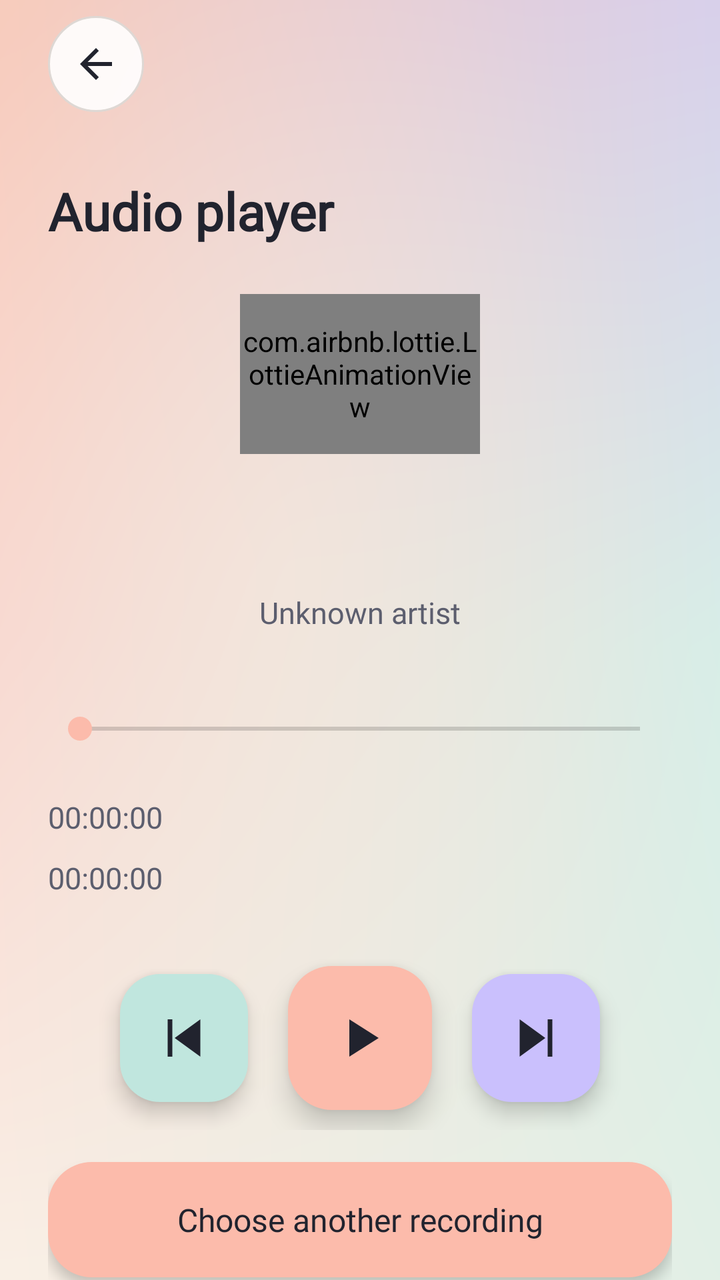
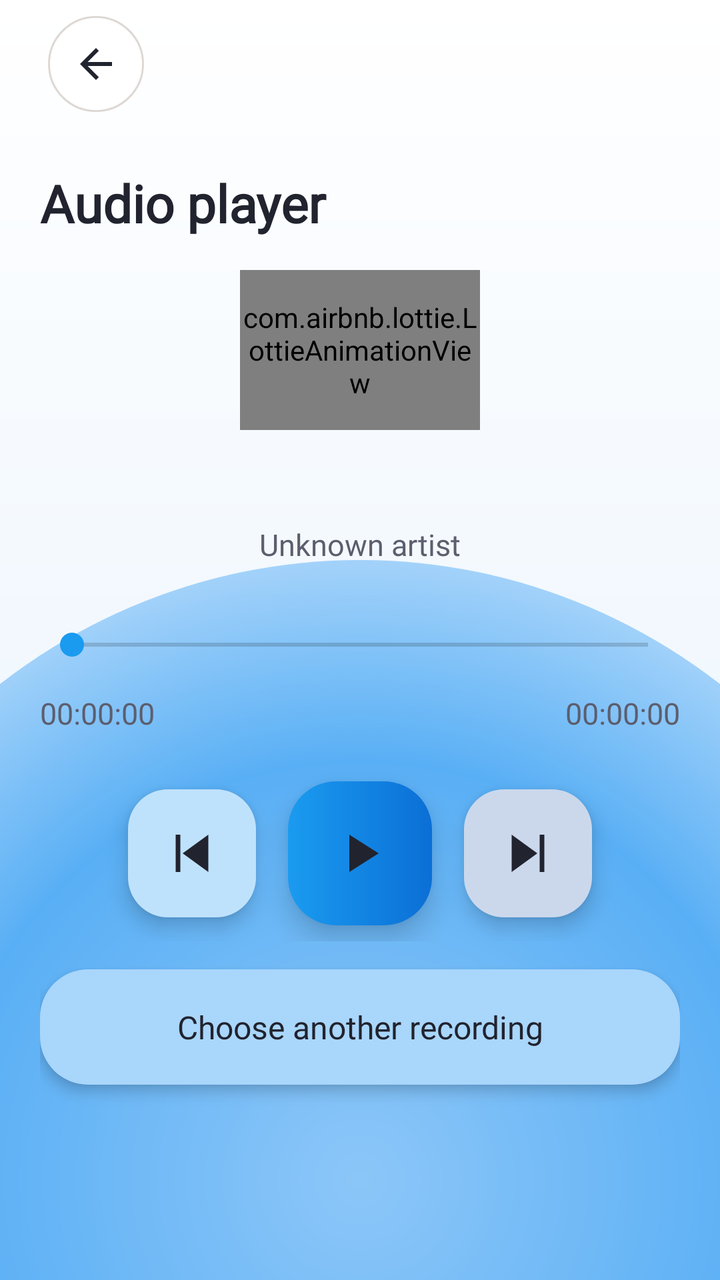

An Android layout rendered at two revisions. The XML below is the earlier revision; the diff shows what the commit changed to produce the second picture.
<!-- AndroidManifest.xml: application theme Theme.DecMictospeaker -->
<!-- res/layout/activity_music_new.xml -->
<?xml version="1.0" encoding="utf-8"?>
<LinearLayout xmlns:android="http://schemas.android.com/apk/res/android"
    xmlns:app="http://schemas.android.com/apk/res-auto"
    android:layout_width="match_parent" android:layout_height="match_parent"
    android:orientation="vertical" android:background="@drawable/bg_pastel_mesh">
    <LinearLayout android:layout_width="match_parent" android:layout_height="wrap_content"
        android:orientation="horizontal" android:gravity="center_vertical" android:paddingStart="24dp" android:paddingTop="8dp" android:paddingEnd="24dp" android:paddingBottom="8dp">
        <ImageButton android:id="@+id/iv_back" style="@style/ToolControlCircleBack"
            android:src="@drawable/tool_back" app:tint="@color/quality_text" android:contentDescription="@string/tool_back"/>
    </LinearLayout>
    <androidx.core.widget.NestedScrollView android:layout_width="match_parent" android:layout_height="0dp"
        android:layout_weight="1" android:fillViewport="true">
        <LinearLayout android:layout_width="match_parent" android:layout_height="wrap_content"
            android:orientation="vertical" android:padding="24dp">
            <TextView android:id="@+id/tv_tittle" style="@style/ToolTitle" android:text="@string/tool_player_title"/>
            <com.airbnb.lottie.LottieAnimationView
                android:id="@+id/lottie_player_equalizer"
                android:layout_width="120dp"
                android:layout_height="80dp"
                android:layout_gravity="center_horizontal"
                android:layout_marginTop="24dp"
                app:lottie_fileName="lottie_equalizer.json"
                app:lottie_loop="true"
                app:lottie_autoPlay="true"
                android:importantForAccessibility="no" />
            <TextView android:id="@+id/textViewTitle" style="@style/ToolTitle" android:layout_marginTop="24dp" android:gravity="center"/>
            <TextView android:id="@+id/textViewArtist" style="@style/ToolBody" android:gravity="center" android:text="@string/tool_unknown_artist"/>
            <SeekBar android:id="@+id/seekBar" android:layout_width="match_parent" android:layout_height="wrap_content"
                android:minHeight="48dp" android:layout_marginTop="24dp" android:thumbTint="@color/quality_accent" android:progressTint="@color/quality_accent"
                android:contentDescription="@string/tool_position"/>
            <TextView android:id="@+id/textViewElapsedTime" style="@style/ToolBody" android:text="@string/tool_timer_initial"/>
            <TextView android:id="@+id/textViewDuration" style="@style/ToolBody" android:text="@string/tool_timer_initial"/>
            <LinearLayout android:layout_width="match_parent" android:layout_height="wrap_content" android:layout_marginTop="24dp" android:gravity="center" android:orientation="horizontal">
                <ImageButton android:id="@+id/imageButtonPre" style="@style/ToolControlMint" android:layout_margin="10dp" android:src="@drawable/tool_previous" app:tint="@color/quality_text" android:contentDescription="@string/tool_previous"/>
                <ImageButton android:id="@+id/imageButtonPlayPause" style="@style/ToolControlPeach" android:layout_margin="10dp" android:src="@drawable/tool_play" app:tint="@color/quality_text" android:contentDescription="@string/tool_play"/>
                <ImageButton android:id="@+id/imageButtonNext" style="@style/ToolControlLavender" android:layout_margin="10dp" android:src="@drawable/tool_next" app:tint="@color/quality_text" android:contentDescription="@string/tool_next"/>
            </LinearLayout>
            <Button android:id="@+id/fab" style="@style/ToolTextButton" android:text="@string/tool_change_audio"/>
            <TextView style="@style/ToolBody" android:text="@string/tool_foreground_note"/>
        </LinearLayout>
    </androidx.core.widget.NestedScrollView>
    <LinearLayout android:id="@+id/nativeLay" android:layout_width="match_parent" android:layout_height="wrap_content"
        android:orientation="vertical" android:gravity="center_horizontal"/>
</LinearLayout>
<!-- resources referenced by this layout -->
<resources>
  <color name="quality_accent">#FCBBAB</color>
  <color name="quality_text">#21232E</color>
  <!-- drawable bg_pastel_mesh: png bitmap (drawable, 55586 bytes) -->
  <!-- drawable tool_back (drawable) -->
  <vector xmlns:android="http://schemas.android.com/apk/res/android"
      android:width="24dp"
      android:height="24dp"
      android:viewportWidth="24"
      android:viewportHeight="24">
    <path
        android:fillColor="#21232E"
        android:pathData="M20,11H7.83l5.59,-5.59L12,4l-8,8 8,8 1.41,-1.41L7.83,13H20v-2z"/>
  </vector>
  <!-- drawable tool_next (drawable) -->
  <vector xmlns:android="http://schemas.android.com/apk/res/android" android:width="24dp" android:height="24dp" android:viewportWidth="24" android:viewportHeight="24" android:autoMirrored="false"><path android:fillColor="@color/quality_accent" android:fillType="evenOdd" android:pathData="M17,4h2v16h-2zM5,4l11,8 -11,8z"/></vector>
  <!-- drawable tool_play (drawable) -->
  <vector xmlns:android="http://schemas.android.com/apk/res/android"
      android:width="24dp"
      android:height="24dp"
      android:viewportWidth="24"
      android:viewportHeight="24">
    <path
        android:fillColor="#FFFFFF"
        android:pathData="M8,5v14l11,-7z"/>
  </vector>
  <!-- drawable tool_previous (drawable) -->
  <vector xmlns:android="http://schemas.android.com/apk/res/android" android:width="24dp" android:height="24dp" android:viewportWidth="24" android:viewportHeight="24" android:autoMirrored="false"><path android:fillColor="@color/quality_accent" android:fillType="evenOdd" android:pathData="M5,4h2v16H5zM19,4v16L8,12z"/></vector>
  <string name="tool_back">Back</string>
  <string name="tool_change_audio">Choose another recording</string>
  <string name="tool_foreground_note">Audio is foreground-only. Keep this screen open during use.</string>
  <string name="tool_next">Next track</string>
  <string name="tool_play">Play audio</string>
  <string name="tool_player_title">Audio player</string>
  <string name="tool_position">Playback position</string>
  <string name="tool_previous">Previous track</string>
  <string name="tool_timer_initial" translatable="false">00:00:00</string>
  <string name="tool_unknown_artist">Unknown artist</string>
  <color name="quality_secondary">#5C5E6E</color>
  <!-- drawable btn_squircle_peach (drawable) -->
  <?xml version="1.0" encoding="utf-8"?>
  <ripple xmlns:android="http://schemas.android.com/apk/res/android"
      android:color="@color/pastel_peach_pressed">
      <item>
          <shape android:shape="rectangle">
              <solid android:color="@color/pastel_peach" />
              <corners android:radius="22dp" />
          </shape>
      </item>
  </ripple>
  <color name="pastel_peach">#FCBBAB</color>
  <color name="pastel_peach_pressed">#F8A693</color>
  <color name="pastel_mint">#C0E6DE</color>
  <color name="pastel_mint_pressed">#A9D8CE</color>
  <color name="pastel_circle_btn_pressed">#D9F0ED</color>
  <color name="pastel_circle_btn">#E6FFFFFF</color>
  <color name="studio_line">#DED8D4</color>
  <color name="pastel_lavender_pressed">#B8ACF5</color>
  <color name="pastel_lavender">#CAC0FD</color>
  <!-- unchanged entries left out for length: 11 -->
</resources>

<!-- the commit's change to res/layout/activity_music_new.xml (unified diff, before → after) -->
@@ -8,35 +8,111 @@
         <ImageButton android:id="@+id/iv_back" style="@style/ToolControlCircleBack"
             android:src="@drawable/tool_back" app:tint="@color/quality_text" android:contentDescription="@string/tool_back"/>
     </LinearLayout>
-    <androidx.core.widget.NestedScrollView android:layout_width="match_parent" android:layout_height="0dp"
-        android:layout_weight="1" android:fillViewport="true">
-        <LinearLayout android:layout_width="match_parent" android:layout_height="wrap_content"
-            android:orientation="vertical" android:padding="24dp">
-            <TextView android:id="@+id/tv_tittle" style="@style/ToolTitle" android:text="@string/tool_player_title"/>
+    <androidx.core.widget.NestedScrollView
+        android:id="@+id/scroller"
+        android:layout_width="match_parent"
+        android:layout_height="0dp"
+        android:layout_weight="1"
+        android:overScrollMode="never"
+        android:scrollbars="none"
+        android:fillViewport="true">
+        <LinearLayout
+            android:layout_width="match_parent"
+            android:layout_height="wrap_content"
+            android:orientation="vertical"
+            android:padding="20dp">
+            <TextView
+                android:id="@+id/tv_title"
+                style="@style/ToolTitle"
+                android:text="@string/tool_player_title"/>
             <com.airbnb.lottie.LottieAnimationView
                 android:id="@+id/lottie_player_equalizer"
                 android:layout_width="120dp"
                 android:layout_height="80dp"
                 android:layout_gravity="center_horizontal"
-                android:layout_marginTop="24dp"
+                android:layout_marginTop="16dp"
                 app:lottie_fileName="lottie_equalizer.json"
                 app:lottie_loop="true"
                 app:lottie_autoPlay="true"
                 android:importantForAccessibility="no" />
-            <TextView android:id="@+id/textViewTitle" style="@style/ToolTitle" android:layout_marginTop="24dp" android:gravity="center"/>
-            <TextView android:id="@+id/textViewArtist" style="@style/ToolBody" android:gravity="center" android:text="@string/tool_unknown_artist"/>
-            <SeekBar android:id="@+id/seekBar" android:layout_width="match_parent" android:layout_height="wrap_content"
-                android:minHeight="48dp" android:layout_marginTop="24dp" android:thumbTint="@color/quality_accent" android:progressTint="@color/quality_accent"
+            <TextView
+                android:id="@+id/textViewTitle"
+                style="@style/ToolTitle"
+                android:layout_marginTop="16dp"
+                android:textSize="20sp"
+                android:gravity="center"/>
+            <TextView
+                android:id="@+id/textViewArtist"
+                style="@style/ToolBody"
+                android:layout_marginTop="4dp"
+                android:gravity="center"
+                android:text="@string/tool_unknown_artist"/>
+            <SeekBar
+                android:id="@+id/seekBar"
+                android:layout_width="match_parent"
+                android:layout_height="wrap_content"
+                android:minHeight="48dp"
+                android:layout_marginTop="16dp"
+                android:thumbTint="@color/quality_accent"
+                android:progressTint="@color/quality_accent"
                 android:contentDescription="@string/tool_position"/>
-            <TextView android:id="@+id/textViewElapsedTime" style="@style/ToolBody" android:text="@string/tool_timer_initial"/>
-            <TextView android:id="@+id/textViewDuration" style="@style/ToolBody" android:text="@string/tool_timer_initial"/>
-            <LinearLayout android:layout_width="match_parent" android:layout_height="wrap_content" android:layout_marginTop="24dp" android:gravity="center" android:orientation="horizontal">
-                <ImageButton android:id="@+id/imageButtonPre" style="@style/ToolControlMint" android:layout_margin="10dp" android:src="@drawable/tool_previous" app:tint="@color/quality_text" android:contentDescription="@string/tool_previous"/>
-                <ImageButton android:id="@+id/imageButtonPlayPause" style="@style/ToolControlPeach" android:layout_margin="10dp" android:src="@drawable/tool_play" app:tint="@color/quality_text" android:contentDescription="@string/tool_play"/>
-                <ImageButton android:id="@+id/imageButtonNext" style="@style/ToolControlLavender" android:layout_margin="10dp" android:src="@drawable/tool_next" app:tint="@color/quality_text" android:contentDescription="@string/tool_next"/>
+            <LinearLayout
+                android:layout_width="match_parent"
+                android:layout_height="wrap_content"
+                android:orientation="horizontal">
+                <TextView
+                    android:id="@+id/textViewElapsedTime"
+                    style="@style/ToolBody"
+                    android:layout_width="0dp"
+                    android:layout_weight="1"
+                    android:layout_marginTop="0dp"
+                    android:text="@string/tool_timer_initial"/>
+                <TextView
+                    android:id="@+id/textViewDuration"
+                    style="@style/ToolBody"
+                    android:layout_width="wrap_content"
+                    android:layout_marginTop="0dp"
+                    android:gravity="end"
+                    android:text="@string/tool_timer_initial"/>
             </LinearLayout>
-            <Button android:id="@+id/fab" style="@style/ToolTextButton" android:text="@string/tool_change_audio"/>
-            <TextView style="@style/ToolBody" android:text="@string/tool_foreground_note"/>
+            <LinearLayout
+                android:layout_width="match_parent"
+                android:layout_height="wrap_content"
+                android:layout_marginTop="16dp"
+                android:gravity="center"
+                android:orientation="horizontal">
+                <ImageButton
+                    android:id="@+id/imageButtonPre"
+                    style="@style/ToolControlMint"
+                    android:layout_margin="8dp"
+                    android:src="@drawable/tool_previous"
+                    app:tint="@color/quality_text"
+                    android:contentDescription="@string/tool_previous"/>
+                <ImageButton
+                    android:id="@+id/imageButtonPlayPause"
+                    style="@style/ToolControlPeach"
+                    android:layout_margin="8dp"
+                    android:src="@drawable/tool_play"
+                    app:tint="@color/quality_text"
+                    android:contentDescription="@string/tool_play"/>
+                <ImageButton
+                    android:id="@+id/imageButtonNext"
+                    style="@style/ToolControlLavender"
+                    android:layout_margin="8dp"
+                    android:src="@drawable/tool_next"
+                    app:tint="@color/quality_text"
+                    android:contentDescription="@string/tool_next"/>
+            </LinearLayout>
+            <Button
+                android:id="@+id/fab"
+                style="@style/ToolTextButton"
+                android:layout_marginTop="14dp"
+                android:text="@string/tool_change_audio"/>
+            <View
+                android:layout_width="match_parent"
+                android:layout_height="0dp"
+                android:layout_weight="1"
+                android:importantForAccessibility="no" />
         </LinearLayout>
     </androidx.core.widget.NestedScrollView>
     <LinearLayout android:id="@+id/nativeLay" android:layout_width="match_parent" android:layout_height="wrap_content"
<!-- resource entries referenced after the edit -->
@@ -1,8 +1,34 @@
 <!-- resources referenced by this layout -->
 <resources>
-  <color name="quality_accent">#FCBBAB</color>
+  <color name="quality_accent">#1A9BF0</color>
   <color name="quality_text">#21232E</color>
-  <!-- drawable bg_pastel_mesh: png bitmap (drawable, 55586 bytes) -->
+  <!-- drawable bg_pastel_mesh (drawable) -->
+  <?xml version="1.0" encoding="utf-8"?>
+  <layer-list xmlns:android="http://schemas.android.com/apk/res/android">
+      <item>
+          <shape android:shape="rectangle">
+              <gradient
+                  android:angle="270"
+                  android:startColor="#FFFFFF"
+                  android:centerColor="#F2F8FE"
+                  android:endColor="#E2F0FD" />
+          </shape>
+      </item>
+      <item
+          android:left="-120dp"
+          android:right="-120dp"
+          android:top="280dp"
+          android:bottom="-260dp">
+          <shape android:shape="oval">
+              <gradient
+                  android:type="radial"
+                  android:gradientRadius="420dp"
+                  android:startColor="#8CC6F8"
+                  android:centerColor="#59AFF5"
+                  android:endColor="#001A9BF0" />
+          </shape>
+      </item>
+  </layer-list>
   <!-- drawable tool_back (drawable) -->
   <vector xmlns:android="http://schemas.android.com/apk/res/android"
       android:width="24dp"
@@ -29,7 +55,6 @@
   <vector xmlns:android="http://schemas.android.com/apk/res/android" android:width="24dp" android:height="24dp" android:viewportWidth="24" android:viewportHeight="24" android:autoMirrored="false"><path android:fillColor="@color/quality_accent" android:fillType="evenOdd" android:pathData="M5,4h2v16H5zM19,4v16L8,12z"/></vector>
   <string name="tool_back">Back</string>
   <string name="tool_change_audio">Choose another recording</string>
-  <string name="tool_foreground_note">Audio is foreground-only. Keep this screen open during use.</string>
   <string name="tool_next">Next track</string>
   <string name="tool_play">Play audio</string>
   <string name="tool_player_title">Audio player</string>
@@ -41,23 +66,27 @@
   <!-- drawable btn_squircle_peach (drawable) -->
   <?xml version="1.0" encoding="utf-8"?>
   <ripple xmlns:android="http://schemas.android.com/apk/res/android"
-      android:color="@color/pastel_peach_pressed">
+      android:color="#40FFFFFF">
       <item>
           <shape android:shape="rectangle">
-              <solid android:color="@color/pastel_peach" />
-              <corners android:radius="22dp" />
+              <gradient
+                  android:angle="0"
+                  android:startColor="#1A9BF0"
+                  android:endColor="#0B6FD6"
+                  android:type="linear" />
+              <corners android:radius="24dp" />
           </shape>
       </item>
   </ripple>
-  <color name="pastel_peach">#FCBBAB</color>
-  <color name="pastel_peach_pressed">#F8A693</color>
-  <color name="pastel_mint">#C0E6DE</color>
-  <color name="pastel_mint_pressed">#A9D8CE</color>
+  <color name="pastel_peach">#A9D6FB</color>
+  <color name="pastel_peach_pressed">#7CBCF8</color>
+  <color name="pastel_mint">#BFE2FC</color>
+  <color name="pastel_mint_pressed">#93CCF9</color>
   <color name="pastel_circle_btn_pressed">#D9F0ED</color>
   <color name="pastel_circle_btn">#E6FFFFFF</color>
   <color name="studio_line">#DED8D4</color>
-  <color name="pastel_lavender_pressed">#B8ACF5</color>
-  <color name="pastel_lavender">#CAC0FD</color>
+  <color name="pastel_lavender_pressed">#A5BCE0</color>
+  <color name="pastel_lavender">#CBD8EC</color>
   <!-- unchanged entries left out for length: 11 -->
 </resources>
 
